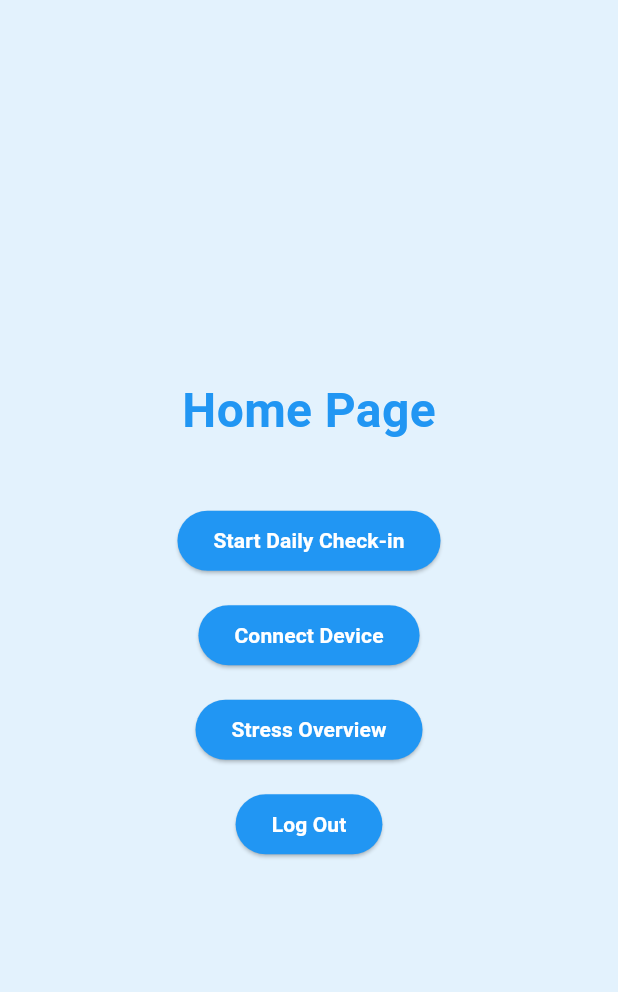
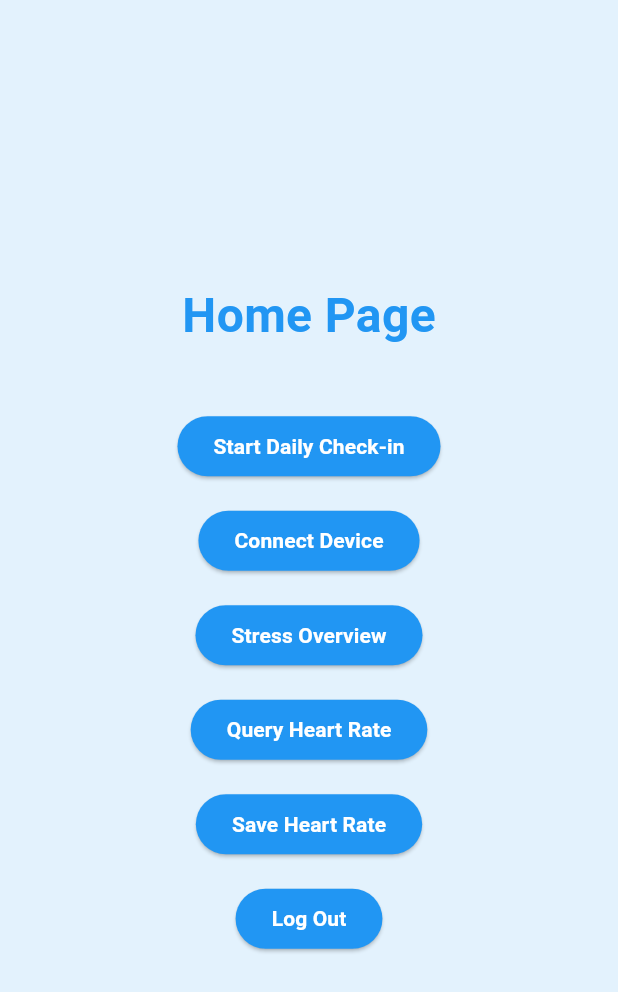
Before and after one commit to Katez17/SAT5317-Lab-3, a Flutter app: the HomePage screen opened by its route, on a phone screen of 412 x 824 dp. Shown: the top 992 px of the screen. Run offline on Flutter 3.47's test engine with Material 3 defaults, Android fonts, the phone set to English and light mode, and no system bars.

Commit message:
Update home_page.dart

```diff
--- a/lib/home_page.dart
+++ b/lib/home_page.dart
@@ -1,13 +1,13 @@
 import 'package:flutter/material.dart';
 
 class HomePage extends StatelessWidget {
-  const HomePage({super.key}); // Add Key parameter
+  const HomePage({super.key});
 
   @override
   Widget build(BuildContext context) {
     return Scaffold(
       body: Container(
-        color: Colors.blue.shade50, // Light blue background for the whole page
+        color: Colors.blue.shade50,
         child: Center(
           child: Column(
             mainAxisAlignment: MainAxisAlignment.center,
@@ -16,17 +16,17 @@ class HomePage extends StatelessWidget {
               const Text(
                 'Home Page',
                 style: TextStyle(
-                  color: Colors.blue, // Blue text
-                  fontWeight: FontWeight.bold, // Bold text
-                  fontSize: 32, // Larger font size
+                  color: Colors.blue,
+                  fontWeight: FontWeight.bold,
+                  fontSize: 32,
                 ),
               ),
-              const SizedBox(height: 40), // Spacing below the title
+              const SizedBox(height: 40),
 
               // Start Daily Check-in Button
               ElevatedButton(
                 style: ElevatedButton.styleFrom(
-                  backgroundColor: Colors.blue, // Blue button background
+                  backgroundColor: Colors.blue,
                 ),
                 onPressed: () {
                   Navigator.pushNamed(context, '/daily-checkin');
@@ -34,17 +34,17 @@ class HomePage extends StatelessWidget {
                 child: const Text(
                   'Start Daily Check-in',
                   style: TextStyle(
-                    color: Colors.white, // White text for contrast
-                    fontWeight: FontWeight.bold, // Bold text
+                    color: Colors.white,
+                    fontWeight: FontWeight.bold,
                   ),
                 ),
               ),
-              const SizedBox(height: 15), // Spacing between buttons
+              const SizedBox(height: 15),
 
               // Connect Device Button
               ElevatedButton(
                 style: ElevatedButton.styleFrom(
-                  backgroundColor: Colors.blue, // Blue button background
+                  backgroundColor: Colors.blue,
                 ),
                 onPressed: () {
                   Navigator.pushNamed(context, '/connect-device');
@@ -62,7 +62,7 @@ class HomePage extends StatelessWidget {
               // Stress Overview Button
               ElevatedButton(
                 style: ElevatedButton.styleFrom(
-                  backgroundColor: Colors.blue, // Blue button background
+                  backgroundColor: Colors.blue,
                 ),
                 onPressed: () {
                   Navigator.pushNamed(context, '/stress-overview');
@@ -77,10 +77,46 @@ class HomePage extends StatelessWidget {
               ),
               const SizedBox(height: 15),
 
+              // Query Heart Rate Button
+              ElevatedButton(
+                style: ElevatedButton.styleFrom(
+                  backgroundColor: Colors.blue,
+                ),
+                onPressed: () {
+                  Navigator.pushNamed(context, '/query-heart-rate');
+                },
+                child: const Text(
+                  'Query Heart Rate',
+                  style: TextStyle(
+                    color: Colors.white,
+                    fontWeight: FontWeight.bold,
+                  ),
+                ),
+              ),
+              const SizedBox(height: 15),
+
+              // ✅ Save Heart Rate Button (NEW)
+              ElevatedButton(
+                style: ElevatedButton.styleFrom(
+                  backgroundColor: Colors.blue,
+                ),
+                onPressed: () {
+                  Navigator.pushNamed(context, '/save-heart-rate');
+                },
+                child: const Text(
+                  'Save Heart Rate',
+                  style: TextStyle(
+                    color: Colors.white,
+                    fontWeight: FontWeight.bold,
+                  ),
+                ),
+              ),
+              const SizedBox(height: 15),
+
               // Log Out Button
               ElevatedButton(
                 style: ElevatedButton.styleFrom(
-                  backgroundColor: Colors.blue, // Blue button background
+                  backgroundColor: Colors.blue,
                 ),
                 onPressed: () {
                   Navigator.pushNamed(context, '/secure-login');
```
